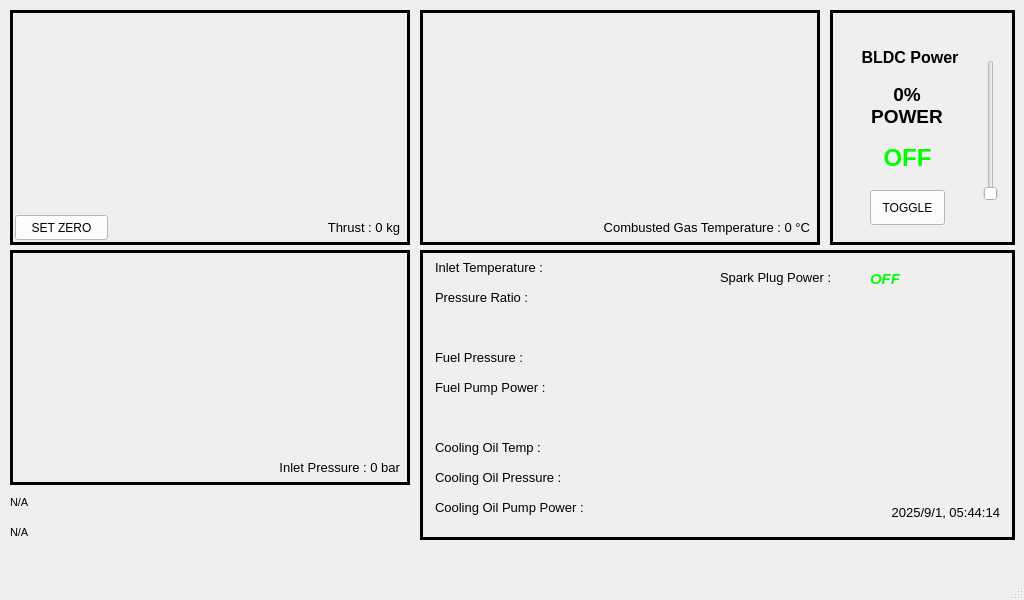
The window that mainwindow.ui (frontback333/TB3582_System) describes before a commit, drawn with Qt 5.
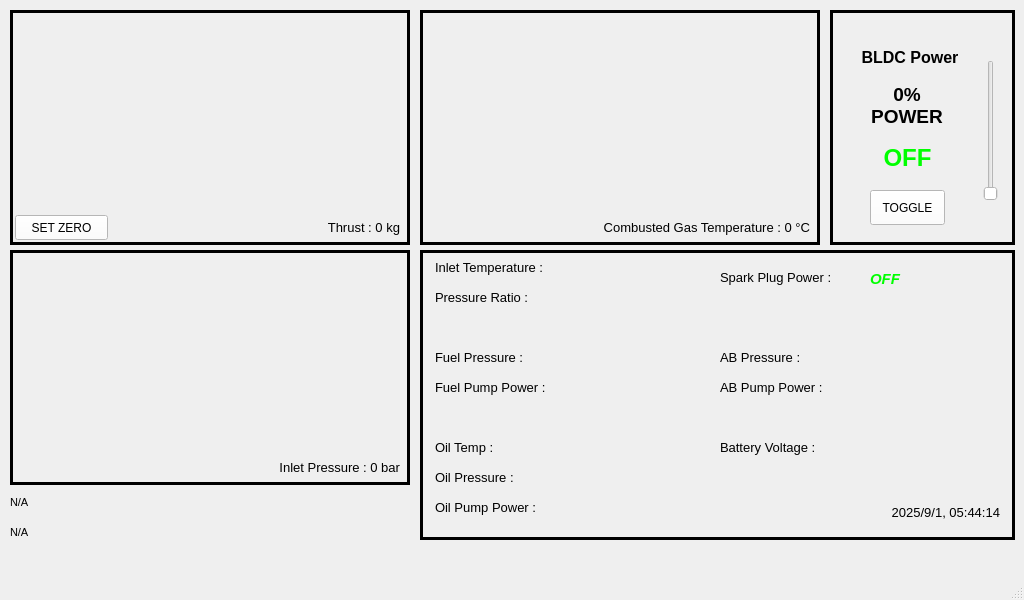
The same window after the commit.

```diff
--- a/mainwindow.ui
+++ b/mainwindow.ui
@@ -923,7 +923,7 @@
       </font>
      </property>
      <property name="text">
-      <string>Cooling Oil Temp :</string>
+      <string>Oil Temp :</string>
      </property>
      <property name="alignment">
       <set>Qt::AlignmentFlag::AlignLeading|Qt::AlignmentFlag::AlignLeft|Qt::AlignmentFlag::AlignTop</set>
@@ -944,7 +944,7 @@
       </font>
      </property>
      <property name="text">
-      <string>Cooling Oil Pressure : </string>
+      <string>Oil Pressure : </string>
      </property>
      <property name="alignment">
       <set>Qt::AlignmentFlag::AlignLeading|Qt::AlignmentFlag::AlignLeft|Qt::AlignmentFlag::AlignTop</set>
@@ -986,7 +986,7 @@
       </font>
      </property>
      <property name="text">
-      <string>Cooling Oil Pump Power : </string>
+      <string>Oil Pump Power : </string>
      </property>
      <property name="alignment">
       <set>Qt::AlignmentFlag::AlignLeading|Qt::AlignmentFlag::AlignLeft|Qt::AlignmentFlag::AlignTop</set>
@@ -1084,6 +1084,69 @@
       <set>Qt::AlignmentFlag::AlignRight|Qt::AlignmentFlag::AlignTrailing|Qt::AlignmentFlag::AlignVCenter</set>
      </property>
     </widget>
+    <widget class="QLabel" name="ABPressureV">
+     <property name="geometry">
+      <rect>
+       <x>300</x>
+       <y>100</y>
+       <width>250</width>
+       <height>25</height>
+      </rect>
+     </property>
+     <property name="font">
+      <font>
+       <pointsize>10</pointsize>
+      </font>
+     </property>
+     <property name="text">
+      <string>AB Pressure : </string>
+     </property>
+     <property name="alignment">
+      <set>Qt::AlignmentFlag::AlignLeading|Qt::AlignmentFlag::AlignLeft|Qt::AlignmentFlag::AlignTop</set>
+     </property>
+    </widget>
+    <widget class="QLabel" name="ABPumpPowerV">
+     <property name="geometry">
+      <rect>
+       <x>300</x>
+       <y>130</y>
+       <width>250</width>
+       <height>25</height>
+      </rect>
+     </property>
+     <property name="font">
+      <font>
+       <pointsize>10</pointsize>
+      </font>
+     </property>
+     <property name="text">
+      <string>AB Pump Power : </string>
+     </property>
+     <property name="alignment">
+      <set>Qt::AlignmentFlag::AlignLeading|Qt::AlignmentFlag::AlignLeft|Qt::AlignmentFlag::AlignTop</set>
+     </property>
+    </widget>
+    <widget class="QLabel" name="BatteryVoltage">
+     <property name="geometry">
+      <rect>
+       <x>300</x>
+       <y>190</y>
+       <width>250</width>
+       <height>25</height>
+      </rect>
+     </property>
+     <property name="font">
+      <font>
+       <pointsize>10</pointsize>
+      </font>
+     </property>
+     <property name="text">
+      <string>Battery Voltage :</string>
+     </property>
+     <property name="alignment">
+      <set>Qt::AlignmentFlag::AlignLeading|Qt::AlignmentFlag::AlignLeft|Qt::AlignmentFlag::AlignTop</set>
+     </property>
+    </widget>
    </widget>
    <widget class="QLabel" name="LatestLog">
     <property name="geometry">
```
Left out of the diff: 2 changed lines with no effect on the pictures.
